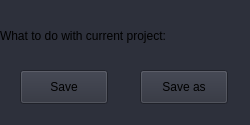
First picture: the form in askforsave.ui, repository GremSnoort/RexPhotoshop2017, before the edit.
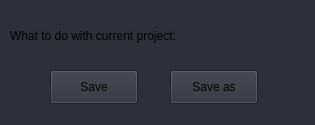
Second picture: the form after the edit.

Commit message: Inheritance for two little forms to correct closeing them with the main form

The edit to the form file:
```diff
--- a/askforsave.ui
+++ b/askforsave.ui
@@ -6,19 +6,19 @@
    <rect>
     <x>0</x>
     <y>0</y>
-    <width>250</width>
+    <width>315</width>
     <height>125</height>
    </rect>
   </property>
   <property name="minimumSize">
    <size>
-    <width>250</width>
+    <width>315</width>
     <height>125</height>
    </size>
   </property>
   <property name="maximumSize">
    <size>
-    <width>250</width>
+    <width>315</width>
     <height>125</height>
    </size>
   </property>
@@ -31,7 +31,7 @@
   <widget class="QPushButton" name="SAVE">
    <property name="geometry">
     <rect>
-     <x>20</x>
+     <x>50</x>
      <y>70</y>
      <width>88</width>
      <height>34</height>
@@ -44,7 +44,7 @@
   <widget class="QPushButton" name="SAVE_AS">
    <property name="geometry">
     <rect>
-     <x>140</x>
+     <x>170</x>
      <y>70</y>
      <width>88</width>
      <height>34</height>
@@ -57,9 +57,9 @@
   <widget class="QLabel" name="label">
    <property name="geometry">
     <rect>
-     <x>0</x>
+     <x>10</x>
      <y>20</y>
-     <width>251</width>
+     <width>301</width>
      <height>31</height>
     </rect>
    </property>
```
The commit also changes 6 other files.
